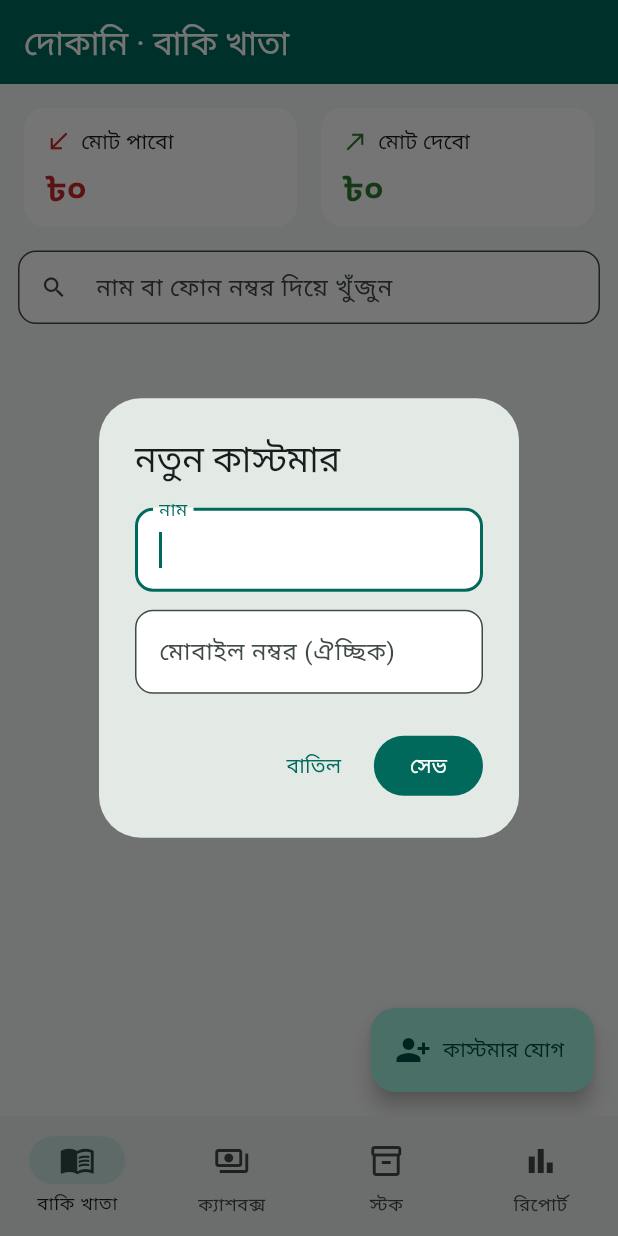
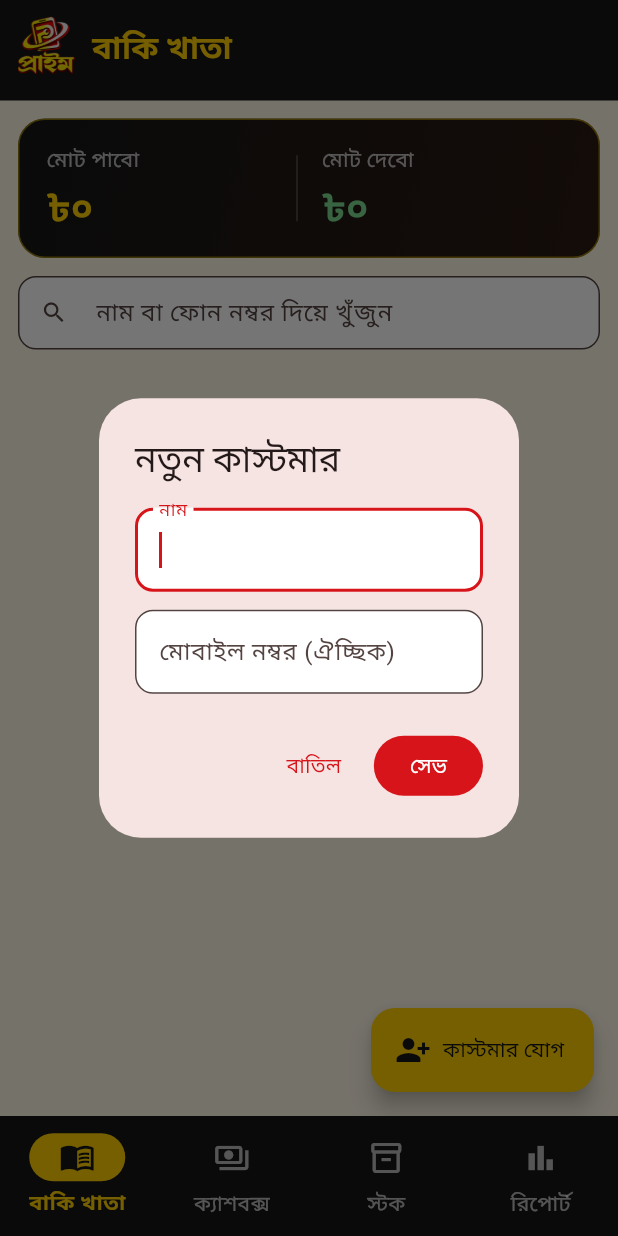
Before and after one commit to aminulmobilebuzzbd-create/Donaki, a Flutter app: the screen it shows after launch, after a tap on "কাস্টমার যোগ", on a phone screen of 412 x 824 dp. Run offline on Flutter 3.47's test engine with Material 3 defaults, Android fonts, the phone set to English and light mode, and no system bars; our stand-ins replace image_picker, share_plus, sqflite; missing offline and left inert: mobile_scanner; accounts and stored records are empty.

Commit message:
Prime branding: red/yellow/dark theme, logo splash and logo app bars
Co-Authored-By: Claude Opus 5.5 <noreply@anthropic.com>
Claude-Session: https://claude.ai/code/session_01GpqoAimxm4fNA3icTwyRAx

```diff
--- a/lib/main.dart
+++ b/lib/main.dart
@@ -2,7 +2,7 @@ import 'package:flutter/material.dart';
 import 'package:flutter/semantics.dart';
 
 import 'demo_data.dart';
-import 'screens/home_screen.dart';
+import 'widgets/brand.dart';
 import 'theme.dart';
 
 Future<void> main() async {
@@ -21,10 +21,10 @@ class DokaniApp extends StatelessWidget {
   @override
   Widget build(BuildContext context) {
     return MaterialApp(
-      title: 'দোকানি',
+      title: 'প্রাইম দোকানি',
       debugShowCheckedModeBanner: false,
       theme: buildTheme(),
-      home: const HomeScreen(),
+      home: const SplashScreen(),
     );
   }
 }
--- a/lib/screens/cashbook_screen.dart
+++ b/lib/screens/cashbook_screen.dart
@@ -5,6 +5,7 @@ import '../format.dart';
 import '../models.dart';
 import '../theme.dart';
 import '../widgets/amount_sheet.dart';
+import '../widgets/brand.dart';
 import '../widgets/common.dart';
 
 /// দিনভিত্তিক বিক্রি ও খরচের খাতা।
@@ -61,7 +62,7 @@ class _CashbookScreenState extends State<CashbookScreen> {
   @override
   Widget build(BuildContext context) {
     return Scaffold(
-      appBar: AppBar(title: const Text('ক্যাশবক্স')),
+      appBar: brandAppBar('ক্যাশবক্স'),
       body: Column(children: [
         Padding(
           padding: const EdgeInsets.symmetric(horizontal: 4, vertical: 4),
@@ -106,7 +107,7 @@ class _CashbookScreenState extends State<CashbookScreen> {
                     const SizedBox(width: 6),
                     Expanded(child: SummaryCard(label: 'খরচ', amount: expense, color: AppColors.out)),
                     const SizedBox(width: 6),
-                    Expanded(child: SummaryCard(label: 'হাতে রইল', amount: net, color: net >= 0 ? AppColors.brand : AppColors.out)),
+                    Expanded(child: SummaryCard(label: 'হাতে রইল', amount: net, color: net >= 0 ? AppColors.dark : AppColors.out)),
                   ]),
                 ),
                 const SizedBox(height: 8),
--- a/lib/screens/customers_screen.dart
+++ b/lib/screens/customers_screen.dart
@@ -4,6 +4,7 @@ import '../db/database.dart';
 import '../format.dart';
 import '../models.dart';
 import '../theme.dart';
+import '../widgets/brand.dart';
 import '../widgets/common.dart';
 import 'customer_detail_screen.dart';
 
@@ -37,7 +38,7 @@ class _CustomersScreenState extends State<CustomersScreen> {
   @override
   Widget build(BuildContext context) {
     return Scaffold(
-      appBar: AppBar(title: const Text('দোকানি · বাকি খাতা')),
+      appBar: brandAppBar('বাকি খাতা'),
       floatingActionButton: FloatingActionButton.extended(
         onPressed: _add,
         icon: const Icon(Icons.person_add_alt_1),
@@ -61,12 +62,19 @@ class _CustomersScreenState extends State<CustomersScreen> {
               : all.where((c) => c.name.toLowerCase().contains(q) || (c.phone ?? '').contains(q)).toList();
 
           return Column(children: [
-            Padding(
-              padding: const EdgeInsets.fromLTRB(12, 12, 12, 0),
+            Container(
+              margin: const EdgeInsets.fromLTRB(12, 12, 12, 0),
+              padding: const EdgeInsets.symmetric(horizontal: 18, vertical: 16),
+              decoration: BoxDecoration(
+                gradient: AppColors.darkGradient,
+                borderRadius: BorderRadius.circular(18),
+                border: Border.all(color: AppColors.yellow.withValues(alpha: 0.5)),
+              ),
               child: Row(children: [
-                Expanded(child: SummaryCard(label: 'মোট পাবো', amount: receivable, color: AppColors.out, icon: Icons.call_received)),
-                const SizedBox(width: 8),
-                Expanded(child: SummaryCard(label: 'মোট দেবো', amount: payable, color: AppColors.inn, icon: Icons.call_made)),
+                Expanded(child: _DarkStat(label: 'মোট পাবো', amount: receivable, color: AppColors.yellow)),
+                Container(width: 1, height: 44, color: Colors.white24),
+                const SizedBox(width: 16),
+                Expanded(child: _DarkStat(label: 'মোট দেবো', amount: payable, color: AppColors.innOnDark)),
               ]),
             ),
             Padding(
@@ -97,6 +105,26 @@ class _CustomersScreenState extends State<CustomersScreen> {
         },
       ),
     );
+  }
+}
+
+class _DarkStat extends StatelessWidget {
+  const _DarkStat({required this.label, required this.amount, required this.color});
+  final String label;
+  final double amount;
+  final Color color;
+
+  @override
+  Widget build(BuildContext context) {
+    return Column(crossAxisAlignment: CrossAxisAlignment.start, children: [
+      Text(label, style: const TextStyle(color: Colors.white70)),
+      const SizedBox(height: 4),
+      FittedBox(
+        fit: BoxFit.scaleDown,
+        alignment: Alignment.centerLeft,
+        child: Text(taka(amount), style: TextStyle(color: color, fontSize: 24, fontWeight: FontWeight.w800)),
+      ),
+    ]);
   }
 }
 
--- a/lib/screens/report_screen.dart
+++ b/lib/screens/report_screen.dart
@@ -5,6 +5,7 @@ import '../db/database.dart';
 import '../format.dart';
 import '../models.dart';
 import '../theme.dart';
+import '../widgets/brand.dart';
 import '../widgets/common.dart';
 
 class ReportScreen extends StatefulWidget {
@@ -47,12 +48,9 @@ class _ReportScreenState extends State<ReportScreen> {
   @override
   Widget build(BuildContext context) {
     return Scaffold(
-      appBar: AppBar(
-        title: const Text('রিপোর্ট'),
-        actions: [
-          IconButton(tooltip: 'ব্যাকআপ', icon: const Icon(Icons.backup_outlined), onPressed: _backup),
-        ],
-      ),
+      appBar: brandAppBar('রিপোর্ট', actions: [
+        IconButton(tooltip: 'ব্যাকআপ', icon: const Icon(Icons.backup_outlined), onPressed: _backup),
+      ]),
       body: ListView(
         padding: const EdgeInsets.all(12),
         children: [
@@ -78,18 +76,36 @@ class _ReportScreenState extends State<ReportScreen> {
               final r = snap.data!;
               final profit = r.profit;
               return Column(crossAxisAlignment: CrossAxisAlignment.stretch, children: [
-                Card(
-                  color: profit >= 0 ? AppColors.brand : AppColors.out,
-                  child: Padding(
-                    padding: const EdgeInsets.all(20),
-                    child: Column(children: [
-                      Text(profit >= 0 ? 'লাভ (বিক্রি - খরচ)' : 'লোকসান (বিক্রি - খরচ)',
-                          style: const TextStyle(color: Colors.white70)),
-                      const SizedBox(height: 6),
-                      Text(taka(profit.abs()),
-                          style: Theme.of(context).textTheme.headlineMedium?.copyWith(color: Colors.white, fontWeight: FontWeight.bold)),
-                    ]),
+                Container(
+                  padding: const EdgeInsets.all(18),
+                  decoration: BoxDecoration(
+                    gradient: AppColors.darkGradient,
+                    borderRadius: BorderRadius.circular(18),
+                    border: Border.all(color: AppColors.yellow.withValues(alpha: 0.5)),
                   ),
+                  child: Row(children: [
+                    const BrandLogo(size: 84),
+                    const SizedBox(width: 16),
+                    Expanded(
+                      child: Column(crossAxisAlignment: CrossAxisAlignment.start, children: [
+                        Text(profit >= 0 ? 'লাভ (বিক্রি - খরচ)' : 'লোকসান (বিক্রি - খরচ)',
+                            style: const TextStyle(color: Colors.white70)),
+                        const SizedBox(height: 6),
+                        FittedBox(
+                          fit: BoxFit.scaleDown,
+                          alignment: Alignment.centerLeft,
+                          child: Text(
+                            taka(profit.abs()),
+                            style: TextStyle(
+                              color: profit >= 0 ? AppColors.yellow : AppColors.outOnDark,
+                              fontSize: 32,
+                              fontWeight: FontWeight.w800,
+                            ),
+                          ),
+                        ),
+                      ]),
+                    ),
+                  ]),
                 ),
                 const SizedBox(height: 8),
                 Row(children: [
--- a/lib/screens/stock_screen.dart
+++ b/lib/screens/stock_screen.dart
@@ -6,6 +6,7 @@ import '../db/database.dart';
 import '../format.dart';
 import '../models.dart';
 import '../theme.dart';
+import '../widgets/brand.dart';
 import '../widgets/common.dart';
 import 'product_form_screen.dart';
 
@@ -39,7 +40,7 @@ class _StockScreenState extends State<StockScreen> {
   @override
   Widget build(BuildContext context) {
     return Scaffold(
-      appBar: AppBar(title: const Text('স্টক')),
+      appBar: brandAppBar('স্টক'),
       floatingActionButton: FloatingActionButton.extended(
         onPressed: () => _open(),
         icon: const Icon(Icons.add),
@@ -71,7 +72,7 @@ class _StockScreenState extends State<StockScreen> {
               Padding(
                 padding: const EdgeInsets.fromLTRB(12, 12, 12, 0),
                 child: Row(children: [
-                  Expanded(child: SummaryCard(label: 'স্টক (ক্রয়মূল্যে)', amount: costValue, color: AppColors.brand)),
+                  Expanded(child: SummaryCard(label: 'স্টক (ক্রয়মূল্যে)', amount: costValue, color: AppColors.dark)),
                   const SizedBox(width: 6),
                   Expanded(child: SummaryCard(label: 'স্টক (বিক্রয়মূল্যে)', amount: saleValue, color: AppColors.inn)),
                 ]),
--- a/lib/theme.dart
+++ b/lib/theme.dart
@@ -1,39 +1,95 @@
 import 'package:flutter/material.dart';
 
-/// দোকানি এর নিজস্ব রং: গাঢ় সবুজ-নীল (teal) মূল রং, সাথে কমলা হাইলাইট।
+/// প্রাইম লোগোর রং: লাল, হলুদ আর কালো।
 class AppColors {
-  static const brand = Color(0xFF00695C);
-  static const accent = Color(0xFFFFA000);
+  /// লোগোর লাল (বোতাম, মূল রং)
+  static const brand = Color(0xFFD7141A);
+
+  /// লোগোর হলুদ (কালো পটভূমিতে লেখা, হাইলাইট)
+  static const yellow = Color(0xFFFFD000);
+
+  /// সাদার উপর পড়ার মতো গাঢ় হলুদ
+  static const accent = Color(0xFFE09A00);
+
+  /// উপরের বার, নিচের বার, ব্যানার
+  static const dark = Color(0xFF161616);
+  static const dark2 = Color(0xFF2A1A12);
+
+  static const cream = Color(0xFFFFF8E7);
 
   /// টাকা বাইরে গেল / কাস্টমারের কাছে পাবো / খরচ
   static const out = Color(0xFFC62828);
 
   /// টাকা হাতে এলো / পেলাম / বিক্রি
   static const inn = Color(0xFF2E7D32);
+
+  /// কালো পটভূমির উপর লাল/সবুজ
+  static const outOnDark = Color(0xFFFF7A6B);
+  static const innOnDark = Color(0xFF7DDB8F);
+
+  static const darkGradient = LinearGradient(
+    begin: Alignment.topLeft,
+    end: Alignment.bottomRight,
+    colors: [dark, dark2],
+  );
 }
 
 ThemeData buildTheme() {
   final scheme = ColorScheme.fromSeed(
     seedColor: AppColors.brand,
     primary: AppColors.brand,
-    secondary: AppColors.accent,
+    onPrimary: Colors.white,
+    secondary: AppColors.yellow,
+    onSecondary: AppColors.dark,
   );
   return ThemeData(
     useMaterial3: true,
     colorScheme: scheme,
-    scaffoldBackgroundColor: const Color(0xFFF5F7F6),
+    scaffoldBackgroundColor: AppColors.cream,
     appBarTheme: const AppBarTheme(
-      backgroundColor: AppColors.brand,
+      backgroundColor: AppColors.dark,
       foregroundColor: Colors.white,
       centerTitle: false,
+      titleTextStyle: TextStyle(color: AppColors.yellow, fontSize: 21, fontWeight: FontWeight.w700),
+    ),
+    floatingActionButtonTheme: const FloatingActionButtonThemeData(
+      backgroundColor: AppColors.yellow,
+      foregroundColor: AppColors.dark,
+    ),
+    navigationBarTheme: NavigationBarThemeData(
+      backgroundColor: AppColors.dark,
+      indicatorColor: AppColors.yellow,
+      iconTheme: WidgetStateProperty.resolveWith(
+        (s) => IconThemeData(color: s.contains(WidgetState.selected) ? AppColors.dark : Colors.white70),
+      ),
+      labelTextStyle: WidgetStateProperty.resolveWith(
+        (s) => TextStyle(
+          color: s.contains(WidgetState.selected) ? AppColors.yellow : Colors.white70,
+          fontWeight: s.contains(WidgetState.selected) ? FontWeight.w700 : FontWeight.w500,
+        ),
+      ),
     ),
     cardTheme: CardThemeData(
       elevation: 0,
       color: Colors.white,
       shape: RoundedRectangleBorder(borderRadius: BorderRadius.circular(14)),
     ),
+    switchTheme: SwitchThemeData(
+      thumbColor: WidgetStateProperty.resolveWith((s) => s.contains(WidgetState.selected) ? Colors.white : null),
+      trackColor: WidgetStateProperty.resolveWith((s) => s.contains(WidgetState.selected) ? AppColors.brand : null),
+    ),
+    segmentedButtonTheme: SegmentedButtonThemeData(
+      style: ButtonStyle(
+        backgroundColor: WidgetStateProperty.resolveWith((s) => s.contains(WidgetState.selected) ? AppColors.yellow : Colors.white),
+        foregroundColor: const WidgetStatePropertyAll(AppColors.dark),
+      ),
+    ),
     inputDecorationTheme: InputDecorationTheme(
       border: OutlineInputBorder(borderRadius: BorderRadius.circular(12)),
+      focusedBorder: OutlineInputBorder(
+        borderRadius: BorderRadius.circular(12),
+        borderSide: const BorderSide(color: AppColors.brand, width: 2),
+      ),
       filled: true,
       fillColor: Colors.white,
     ),
--- /dev/null
+++ b/lib/widgets/brand.dart
@@ -0,0 +1,98 @@
+import 'package:flutter/material.dart';
+
+import '../screens/home_screen.dart';
+import '../theme.dart';
+
+const kLogoAsset = 'assets/brand/logo.png';
+
+class BrandLogo extends StatelessWidget {
+  const BrandLogo({super.key, this.size = 40});
+  final double size;
+
+  @override
+  Widget build(BuildContext context) {
+    return Image.asset(kLogoAsset, height: size, fit: BoxFit.contain, filterQuality: FilterQuality.medium);
+  }
+}
+
+/// মূল ট্যাবগুলোর উপরের বার: বাঁয়ে লোগো, পাশে স্ক্রিনের নাম।
+AppBar brandAppBar(String title, {List<Widget>? actions}) {
+  return AppBar(
+    toolbarHeight: 64,
+    titleSpacing: 12,
+    title: Row(children: [
+      const BrandLogo(size: 44),
+      const SizedBox(width: 10),
+      Flexible(child: Text(title, overflow: TextOverflow.ellipsis)),
+    ]),
+    actions: actions,
+    bottom: const PreferredSize(
+      preferredSize: Size.fromHeight(3),
+      child: SizedBox(
+        height: 3,
+        child: DecoratedBox(
+          decoration: BoxDecoration(
+            gradient: LinearGradient(colors: [AppColors.brand, AppColors.yellow, AppColors.brand]),
+          ),
+        ),
+      ),
+    ),
+  );
+}
+
+/// অ্যাপ খোলার সময় লোগোসহ প্রথম পর্দা।
+class SplashScreen extends StatefulWidget {
+  const SplashScreen({super.key});
+
+  @override
+  State<SplashScreen> createState() => _SplashScreenState();
+}
+
+class _SplashScreenState extends State<SplashScreen> with SingleTickerProviderStateMixin {
+  late final _anim = AnimationController(vsync: this, duration: const Duration(milliseconds: 900))..forward();
+
+  @override
+  void initState() {
+    super.initState();
+    Future.delayed(const Duration(milliseconds: 1700), () {
+      if (!mounted) return;
+      Navigator.of(context).pushReplacement(PageRouteBuilder(
+        transitionDuration: const Duration(milliseconds: 400),
+        pageBuilder: (_, __, ___) => const HomeScreen(),
+        transitionsBuilder: (_, a, __, child) => FadeTransition(opacity: a, child: child),
+      ));
+    });
+  }
+
+  @override
+  void dispose() {
+    _anim.dispose();
+    super.dispose();
+  }
+
+  @override
+  Widget build(BuildContext context) {
+    final curve = CurvedAnimation(parent: _anim, curve: Curves.easeOutBack);
+    return Scaffold(
+      body: Container(
+        decoration: const BoxDecoration(gradient: AppColors.darkGradient),
+        child: Center(
+          child: Column(mainAxisSize: MainAxisSize.min, children: [
+            ScaleTransition(
+              scale: Tween(begin: 0.6, end: 1.0).animate(curve),
+              child: FadeTransition(opacity: _anim, child: const BrandLogo(size: 220)),
+            ),
+            const SizedBox(height: 28),
+            FadeTransition(
+              opacity: _anim,
+              child: const Text(
+                'দোকানের সব হিসাব এক জায়গায়',
+                style: TextStyle(color: AppColors.yellow, fontSize: 18, fontWeight: FontWeight.w600),
+              ),
+            ),
+          ]),
+        ),
+      ),
+    );
+  }
+}
--- a/pubspec.yaml
+++ b/pubspec.yaml
@@ -25,6 +25,8 @@ dev_dependencies:
 
 flutter:
   uses-material-design: true
+  assets:
+    - assets/brand/
 
 # অ্যাপের আইকন (দোকানের লোগো)। বিল্ডের সময় `dart run flutter_launcher_icons` চালালে তৈরি হয়।
 flutter_launcher_icons:
```
Also changed, not shown: assets/brand/logo.png (added), 1 other file.
